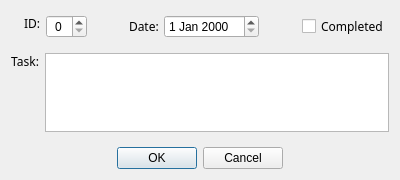
Above: dialogdailytask.ui from AndreyFedchuk/Organizer before the change. Below: the same form after it.
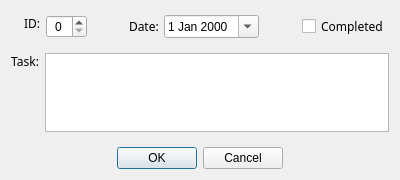
That is the form after the change.

The edit to the form file:
```diff
--- a/dialogdailytask.ui
+++ b/dialogdailytask.ui
@@ -155,6 +155,9 @@
          <property name="readOnly">
           <bool>false</bool>
          </property>
+         <property name="calendarPopup">
+          <bool>true</bool>
+         </property>
         </widget>
        </item>
       </layout>
```
